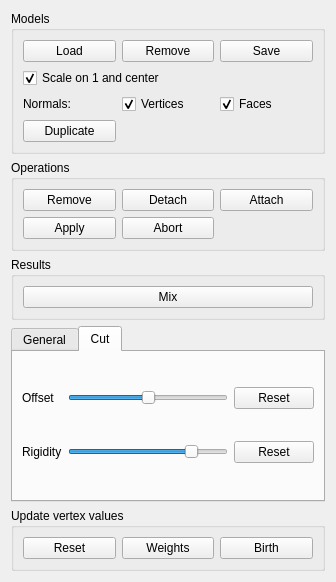
The window that widgets/skinmixer_manager.ui (stefanonuvoli/skinmixer) describes before a commit, drawn with Qt 5.
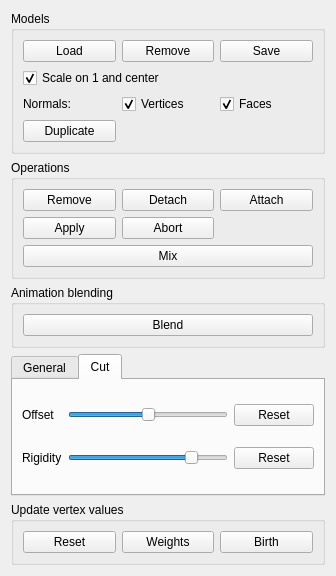
The same window after the commit.

Commit message: Animation blending, various fixes

Patch:
```diff
--- a/widgets/skinmixer_manager.ui
+++ b/widgets/skinmixer_manager.ui
@@ -7,7 +7,7 @@
     <x>0</x>
     <y>0</y>
     <width>336</width>
-    <height>582</height>
+    <height>576</height>
    </rect>
   </property>
   <property name="windowTitle">
@@ -132,16 +132,7 @@
         </property>
        </widget>
       </item>
-     </layout>
-    </widget>
-   </item>
-   <item>
-    <widget class="QGroupBox" name="resultsGroupBox">
-     <property name="title">
-      <string>Results</string>
-     </property>
-     <layout class="QGridLayout" name="gridLayout_4">
-      <item row="0" column="0">
+      <item row="6" column="1" colspan="3">
        <widget class="QPushButton" name="mixButton">
         <property name="text">
          <string>Mix</string>
@@ -151,6 +142,22 @@
      </layout>
     </widget>
    </item>
+   <item>
+    <widget class="QGroupBox" name="animationBlendingGroupBox">
+     <property name="title">
+      <string>Animation blending</string>
+     </property>
+     <layout class="QGridLayout" name="gridLayout_4">
+      <item row="0" column="0">
+       <widget class="QPushButton" name="blendAnimationsButton">
+        <property name="text">
+         <string>Blend</string>
+        </property>
+       </widget>
+      </item>
+     </layout>
+    </widget>
+   </item>
    <item>
     <widget class="QTabWidget" name="parametersTabWidget">
      <property name="enabled">
```
Left out of the diff: 12 changed lines with no effect on the pictures. The commit also changes 18 other files.
